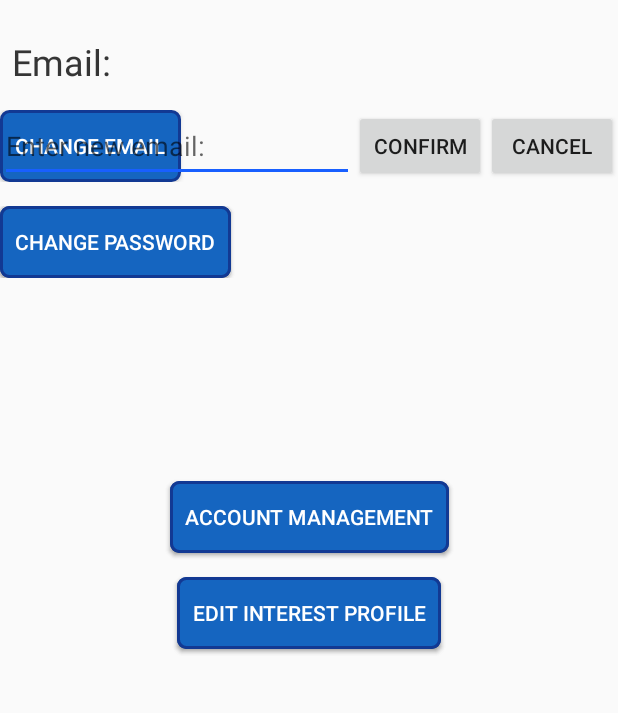
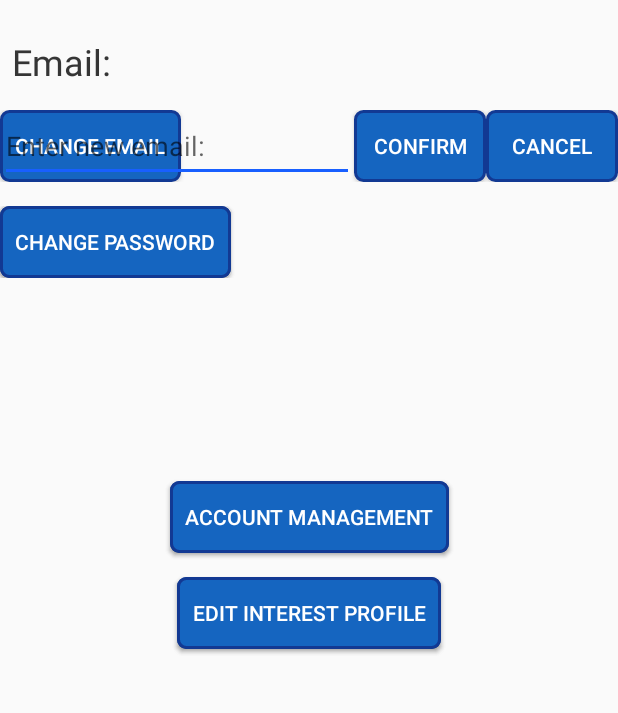
Before and after one commit to rscsam/Social-Contract, an Android app: the fragment ProfileFragment placed in its activity, in the side drawer, after a tap on "My Profile", on a phone screen of 412 x 824 dp, the part 143-856 px from its top. Run offline under Robolectric (Android 15) with nearby library versions, the phone set to English and light mode, and no system bars; our stand-ins replace Volley; libraries missing offline, so code that uses them is left out: com.twitter.sdk; network calls fail; 5 statements that could not run were skipped.

Commit message:
new_custom_button small fix.

```diff
--- a/app/src/main/res/layout/fragment_profile.xml
+++ b/app/src/main/res/layout/fragment_profile.xml
@@ -58,6 +58,8 @@
             android:id="@+id/confirm_email_bt"
             android:layout_width="wrap_content"
             android:layout_height="match_parent"
+            android:textColor="@color/white"
+            android:background="@drawable/new_custom_button"
             android:text="@string/confirm"
             android:visibility="gone" />
 
@@ -65,6 +67,8 @@
             android:id="@+id/cancel_email_bt"
             android:layout_width="wrap_content"
             android:layout_height="match_parent"
+            android:textColor="@color/white"
+            android:background="@drawable/new_custom_button"
             android:text="@string/cancel"
             android:visibility="gone" />
 
```
